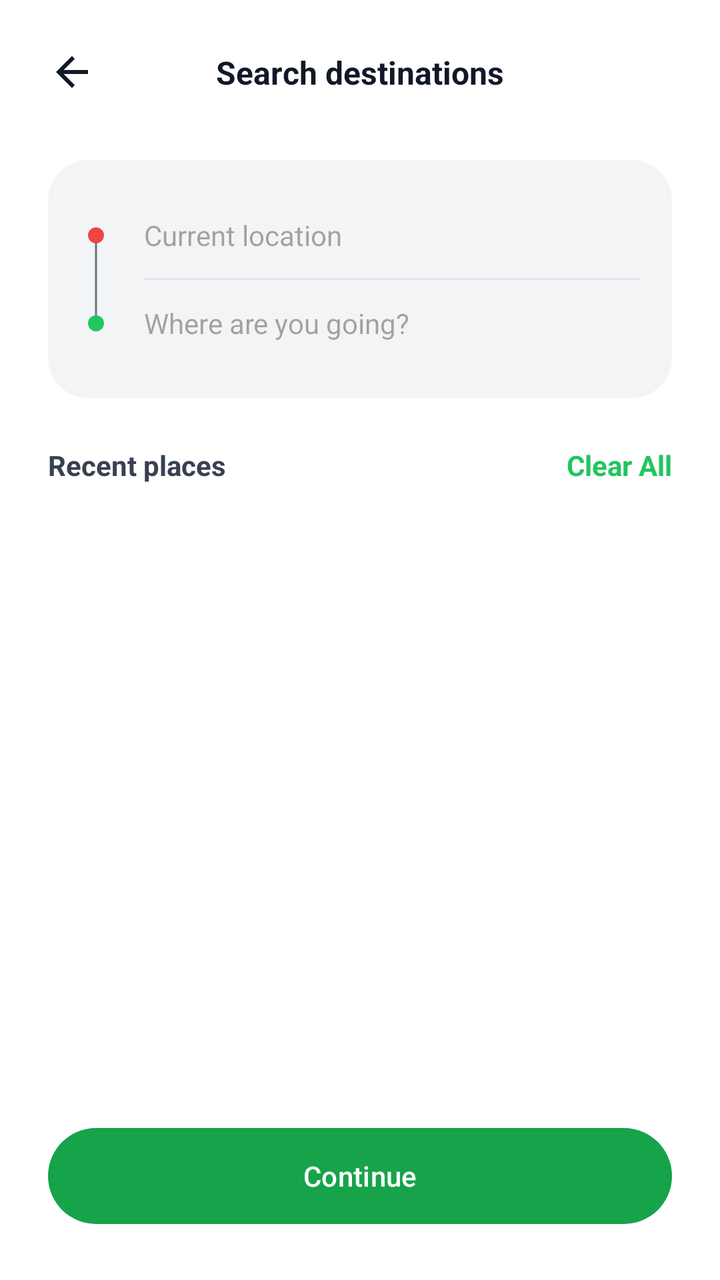
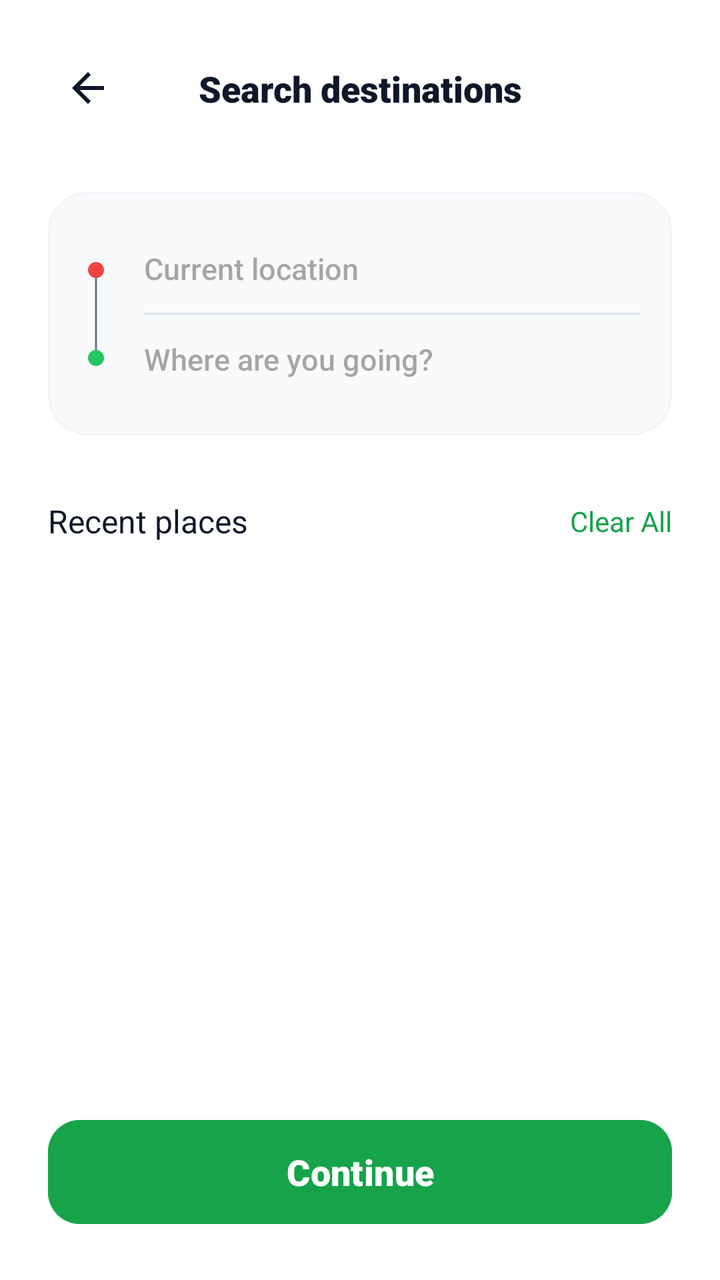

Screens rendered from an Android XML layout before and after an edit, with the pre-edit source and the edit as a unified diff.
<!-- AndroidManifest.xml: application theme Theme.GoRide -->
<!-- res/layout/fragment_search_destination.xml -->
<?xml version="1.0" encoding="utf-8"?>
<androidx.constraintlayout.widget.ConstraintLayout xmlns:android="http://schemas.android.com/apk/res/android"
    xmlns:app="http://schemas.android.com/apk/res-auto"
    xmlns:tools="http://schemas.android.com/tools"
    android:layout_width="match_parent"
    android:layout_height="match_parent"
    android:background="@color/white"
    android:padding="24dp">

    <ImageView
        android:id="@+id/btnBack"
        android:layout_width="24dp"
        android:layout_height="24dp"
        android:src="@drawable/ic_arrow_back"
        app:layout_constraintStart_toStartOf="parent"
        app:layout_constraintTop_toTopOf="parent"
        app:tint="@color/gray_900" />

    <TextView
        android:layout_width="wrap_content"
        android:layout_height="wrap_content"
        android:text="Search destinations"
        android:textColor="@color/gray_900"
        android:textSize="16sp"
        android:textStyle="bold"
        app:layout_constraintBottom_toBottomOf="@id/btnBack"
        app:layout_constraintEnd_toEndOf="parent"
        app:layout_constraintStart_toStartOf="parent"
        app:layout_constraintTop_toTopOf="@id/btnBack" />

    <com.google.android.material.card.MaterialCardView
        android:id="@+id/cardInputs"
        android:layout_width="match_parent"
        android:layout_height="wrap_content"
        android:layout_marginTop="32dp"
        app:cardBackgroundColor="@color/gray_100"
        app:cardCornerRadius="20dp"
        app:strokeWidth="0dp"
        app:layout_constraintTop_toBottomOf="@id/btnBack">

        <androidx.constraintlayout.widget.ConstraintLayout
            android:layout_width="match_parent"
            android:layout_height="wrap_content"
            android:padding="16dp">

            <ImageView
                android:id="@+id/ivIndicator"
                android:layout_width="16dp"
                android:layout_height="60dp"
                android:src="@drawable/ic_route_indicator"
                app:layout_constraintBottom_toBottomOf="parent"
                app:layout_constraintStart_toStartOf="parent"
                app:layout_constraintTop_toTopOf="parent" />

            <EditText
                android:id="@+id/etPickup"
                android:layout_width="0dp"
                android:layout_height="wrap_content"
                android:layout_marginStart="16dp"
                android:background="@null"
                android:hint="Current location"
                android:paddingVertical="12dp"
                android:textColor="@color/gray_900"
                android:textSize="14sp"
                app:layout_constraintEnd_toEndOf="parent"
                app:layout_constraintStart_toEndOf="@id/ivIndicator"
                app:layout_constraintTop_toTopOf="parent" />

            <View
                android:layout_width="0dp"
                android:layout_height="1dp"
                android:background="@color/gray_200"
                app:layout_constraintBottom_toTopOf="@id/etDestination"
                app:layout_constraintEnd_toEndOf="parent"
                app:layout_constraintStart_toStartOf="@id/etPickup"
                app:layout_constraintTop_toBottomOf="@id/etPickup" />

            <EditText
                android:id="@+id/etDestination"
                android:layout_width="0dp"
                android:layout_height="wrap_content"
                android:background="@null"
                android:hint="Where are you going?"
                android:paddingVertical="12dp"
                android:textColor="@color/gray_900"
                android:textSize="14sp"
                app:layout_constraintBottom_toBottomOf="parent"
                app:layout_constraintEnd_toEndOf="parent"
                app:layout_constraintStart_toStartOf="@id/etPickup" />

        </androidx.constraintlayout.widget.ConstraintLayout>
    </com.google.android.material.card.MaterialCardView>

    <com.google.android.material.card.MaterialCardView
        android:id="@+id/cardSearchResults"
        android:layout_width="match_parent"
        android:layout_height="wrap_content"
        android:layout_marginHorizontal="16dp"
        android:layout_marginTop="4dp"
        android:visibility="gone"
        app:cardBackgroundColor="@color/white"
        app:cardCornerRadius="16dp"
        app:cardElevation="8dp"
        app:strokeWidth="0dp"
        app:layout_constraintTop_toBottomOf="@id/cardInputs">

        <androidx.recyclerview.widget.RecyclerView
            android:id="@+id/rvSearchResults"
            android:layout_width="match_parent"
            android:layout_height="wrap_content"
            android:paddingVertical="8dp"
            app:layoutManager="androidx.recyclerview.widget.LinearLayoutManager"
            tools:listitem="@layout/item_search_result" />
    </com.google.android.material.card.MaterialCardView>

    <TextView
        android:id="@+id/tvRecentHeader"
        android:layout_width="wrap_content"
        android:layout_height="wrap_content"
        android:layout_marginTop="24dp"
        android:text="Recent places"
        android:textColor="@color/gray_700"
        android:textStyle="bold"
        app:layout_constraintStart_toStartOf="parent"
        app:layout_constraintTop_toBottomOf="@id/cardInputs" />

    <TextView
        android:id="@+id/btnClearAll"
        android:layout_width="wrap_content"
        android:layout_height="wrap_content"
        android:text="Clear All"
        android:textColor="@color/success"
        android:textStyle="bold"
        app:layout_constraintBottom_toBottomOf="@id/tvRecentHeader"
        app:layout_constraintEnd_toEndOf="parent"
        app:layout_constraintTop_toTopOf="@id/tvRecentHeader" />

    <androidx.recyclerview.widget.RecyclerView
        android:id="@+id/rvRecentPlaces"
        android:layout_width="match_parent"
        android:layout_height="0dp"
        android:layout_marginTop="16dp"
        android:layout_marginBottom="16dp"
        app:layout_constraintBottom_toTopOf="@id/btnContinue"
        app:layout_constraintTop_toBottomOf="@id/tvRecentHeader"
        tools:listitem="@layout/item_recent_place" />

    <com.google.android.material.button.MaterialButton
        android:id="@+id/btnContinue"
        android:layout_width="match_parent"
        android:layout_height="56dp"
        android:text="Continue"
        app:layout_constraintBottom_toBottomOf="parent" />


</androidx.constraintlayout.widget.ConstraintLayout>
<!-- res/layout/item_search_result.xml (included above) -->
<?xml version="1.0" encoding="utf-8"?>
<com.google.android.material.card.MaterialCardView
    xmlns:android="http://schemas.android.com/apk/res/android"
    xmlns:app="http://schemas.android.com/apk/res-auto"
    android:layout_width="match_parent"
    android:layout_height="wrap_content"
    android:layout_marginHorizontal="0dp"
    android:layout_marginVertical="2dp"
    app:cardBackgroundColor="@color/white"
    app:cardElevation="0dp"
    app:strokeWidth="0dp">

    <androidx.constraintlayout.widget.ConstraintLayout
        android:layout_width="match_parent"
        android:layout_height="wrap_content"
        android:padding="16dp"
        android:background="?attr/selectableItemBackground">

        <ImageView
            android:id="@+id/ivLocationIcon"
            android:layout_width="24dp"
            android:layout_height="24dp"
            android:src="@drawable/ic_location"
            app:tint="@color/gray_500"
            app:layout_constraintStart_toStartOf="parent"
            app:layout_constraintTop_toTopOf="parent"
            app:layout_constraintBottom_toBottomOf="parent" />

        <TextView
            android:id="@+id/tvMainLocation"
            android:layout_width="0dp"
            android:layout_height="wrap_content"
            android:layout_marginStart="16dp"
            android:textColor="@color/gray_900"
            android:textSize="16sp"
            android:textStyle="bold"
            android:maxLines="1"
            android:ellipsize="end"
            app:layout_constraintStart_toEndOf="@id/ivLocationIcon"
            app:layout_constraintEnd_toEndOf="parent"
            app:layout_constraintTop_toTopOf="parent" />

        <TextView
            android:id="@+id/tvFullAddress"
            android:layout_width="0dp"
            android:layout_height="wrap_content"
            android:layout_marginTop="4dp"
            android:textColor="@color/gray_500"
            android:textSize="14sp"
            android:maxLines="1"
            android:ellipsize="end"
            app:layout_constraintStart_toStartOf="@id/tvMainLocation"
            app:layout_constraintEnd_toEndOf="parent"
            app:layout_constraintTop_toBottomOf="@id/tvMainLocation" />

    </androidx.constraintlayout.widget.ConstraintLayout>

</com.google.android.material.card.MaterialCardView>
<!-- res/layout/item_recent_place.xml (included above) -->
<?xml version="1.0" encoding="utf-8"?>
<androidx.constraintlayout.widget.ConstraintLayout xmlns:android="http://schemas.android.com/apk/res/android"
    xmlns:app="http://schemas.android.com/apk/res-auto"
    android:layout_width="match_parent"
    android:layout_height="wrap_content"
    android:paddingVertical="12dp">

    <ImageView
        android:id="@+id/ivIcon"
        android:layout_width="24dp"
        android:layout_height="24dp"
        android:src="@drawable/ic_clock"
        app:layout_constraintStart_toStartOf="parent"
        app:layout_constraintTop_toTopOf="parent"
        app:tint="@color/gray_900" />

    <TextView
        android:id="@+id/tvName"
        android:layout_width="0dp"
        android:layout_height="wrap_content"
        android:layout_marginStart="16dp"
        android:text="Office"
        android:textColor="@color/gray_900"
        android:textSize="14sp"
        android:textStyle="bold"
        app:layout_constraintEnd_toStartOf="@id/tvDistance"
        app:layout_constraintStart_toEndOf="@id/ivIcon"
        app:layout_constraintTop_toTopOf="parent" />

    <TextView
        android:id="@+id/tvAddress"
        android:layout_width="0dp"
        android:layout_height="wrap_content"
        android:text="2972 Westheimer Rd. Santa Ana, Illinois 85486"
        android:textColor="@color/gray_500"
        android:textSize="12sp"
        app:layout_constraintEnd_toEndOf="@id/tvName"
        app:layout_constraintStart_toStartOf="@id/tvName"
        app:layout_constraintTop_toBottomOf="@id/tvName" />

    <TextView
        android:id="@+id/tvDistance"
        android:layout_width="wrap_content"
        android:layout_height="wrap_content"
        android:text="2.7km"
        android:textColor="@color/gray_700"
        android:textSize="12sp"
        app:layout_constraintBottom_toBottomOf="parent"
        app:layout_constraintEnd_toEndOf="parent"
        app:layout_constraintTop_toTopOf="parent" />

</androidx.constraintlayout.widget.ConstraintLayout>
<!-- resources referenced by this layout -->
<resources>
  <color name="gray_100">#F3F4F6</color>
  <color name="gray_200">#E5E7EB</color>
  <color name="gray_500">#6B7280</color>
  <color name="gray_700">#374151</color>
  <color name="gray_900">#111827</color>
  <color name="success">#22C55E</color>
  <color name="white">#FFFFFFFF</color>
  <!-- drawable ic_arrow_back (drawable) -->
  <vector xmlns:android="http://schemas.android.com/apk/res/android"
      android:width="24dp"
      android:height="24dp"
      android:viewportWidth="24"
      android:viewportHeight="24">
      <path
          android:fillColor="@color/gray_900"
          android:pathData="M20,11H7.83l5.59,-5.59L12,4l-8,8 8,8 1.41,-1.41L7.83,13H20v-2z" />
  </vector>
  <!-- drawable ic_clock (drawable) -->
  <vector xmlns:android="http://schemas.android.com/apk/res/android"
      android:width="24dp"
      android:height="24dp"
      android:viewportWidth="24"
      android:viewportHeight="24">
      <path
          android:fillColor="@color/gray_500"
          android:pathData="M11.99,2C6.47,2 2,6.48 2,12s4.47,10 9.99,10C17.52,22 22,17.52 22,12S17.52,2 11.99,2zM12,20c-4.42,0 -8,-3.58 -8,-8s3.58,-8 8,-8s8,3.58 8,8S16.42,20 12,20zM12.5,7H11v6l5.25,3.15l0.75,-1.23l-4.5,-2.67V7z" />
  </vector>
  <!-- drawable ic_location (drawable) -->
  <vector xmlns:android="http://schemas.android.com/apk/res/android"
      android:width="24dp"
      android:height="24dp"
      android:viewportWidth="24"
      android:viewportHeight="24">
      <path
          android:fillColor="@color/gray_500"
          android:pathData="M12,2C8.13,2 5,5.13 5,9c0,5.25 7,13 7,13s7,-7.75 7,-13c0,-3.87 -3.13,-7 -7,-7zM7,9c0,-2.76 2.24,-5 5,-5s5,2.24 5,5c0,2.88 -2.88,7.19 -5,9.88C9.92,16.21 7,11.85 7,9z" />
      <path
          android:fillColor="@color/gray_500"
          android:pathData="M12,9m-2.5,0a2.5,2.5 0 1,1 5,0a2.5,2.5 0 1,1 -5,0" />
  </vector>
  <!-- drawable ic_route_indicator (drawable) -->
  <vector xmlns:android="http://schemas.android.com/apk/res/android"
      android:width="16dp"
      android:height="60dp"
      android:viewportWidth="16"
      android:viewportHeight="60">
      <path
          android:fillColor="@color/error"
          android:pathData="M8,8m-4,0a4,4 0 1,1 8,0a4,4 0 1,1 -8,0" />
      <path
          android:strokeWidth="1"
          android:strokeColor="@color/gray_500"
          android:strokeLineCap="round"
          android:pathData="M8,12 L8,48" />
      <path
          android:fillColor="@color/success"
          android:pathData="M8,52m-4,0a4,4 0 1,1 8,0a4,4 0 1,1 -8,0" />
  </vector>
  <style name="Theme.GoRide" parent="Theme.Material3.DayNight.NoActionBar">
          
          <item name="colorPrimary">@color/primary</item>
          <item name="colorPrimaryVariant">@color/primary_dark</item>
          <item name="colorOnPrimary">@color/white</item>
          
          <item name="colorSecondary">@color/primary_light</item>
          <item name="colorSecondaryVariant">@color/primary_dark</item>
          <item name="colorOnSecondary">@color/black</item>
          
          <item name="android:statusBarColor">?attr/colorPrimaryVariant</item>
      </style>
  <color name="error">#EF4444</color>
  <color name="primary">#16A34A</color>
  <color name="primary_dark">#15803D</color>
  <color name="primary_light">#DCFCE7</color>
  <color name="black">#FF000000</color>
</resources>

<!-- the commit's change to res/layout/fragment_search_destination.xml (unified diff, before → after) -->
@@ -9,20 +9,21 @@
 
     <ImageView
         android:id="@+id/btnBack"
-        android:layout_width="24dp"
-        android:layout_height="24dp"
+        android:layout_width="40dp"
+        android:layout_height="40dp"
+        android:padding="8dp"
         android:src="@drawable/ic_arrow_back"
         app:layout_constraintStart_toStartOf="parent"
         app:layout_constraintTop_toTopOf="parent"
-        app:tint="@color/gray_900" />
+        app:tint="#0F172A" />
 
     <TextView
         android:layout_width="wrap_content"
         android:layout_height="wrap_content"
+        android:fontFamily="sans-serif-black"
         android:text="Search destinations"
-        android:textColor="@color/gray_900"
-        android:textSize="16sp"
-        android:textStyle="bold"
+        android:textColor="#0F172A"
+        android:textSize="18sp"
         app:layout_constraintBottom_toBottomOf="@id/btnBack"
         app:layout_constraintEnd_toEndOf="parent"
         app:layout_constraintStart_toStartOf="parent"
@@ -33,9 +34,10 @@
         android:layout_width="match_parent"
         android:layout_height="wrap_content"
         android:layout_marginTop="32dp"
-        app:cardBackgroundColor="@color/gray_100"
+        app:cardBackgroundColor="#F8FAFC"
         app:cardCornerRadius="20dp"
-        app:strokeWidth="0dp"
+        app:strokeColor="#F1F5F9"
+        app:strokeWidth="1dp"
         app:layout_constraintTop_toBottomOf="@id/btnBack">
 
         <androidx.constraintlayout.widget.ConstraintLayout
@@ -46,7 +48,7 @@
             <ImageView
                 android:id="@+id/ivIndicator"
                 android:layout_width="16dp"
-                android:layout_height="60dp"
+                android:layout_height="70dp"
                 android:src="@drawable/ic_route_indicator"
                 app:layout_constraintBottom_toBottomOf="parent"
                 app:layout_constraintStart_toStartOf="parent"
@@ -58,10 +60,11 @@
                 android:layout_height="wrap_content"
                 android:layout_marginStart="16dp"
                 android:background="@null"
+                android:fontFamily="sans-serif-medium"
                 android:hint="Current location"
                 android:paddingVertical="12dp"
-                android:textColor="@color/gray_900"
-                android:textSize="14sp"
+                android:textColor="#0F172A"
+                android:textSize="15sp"
                 app:layout_constraintEnd_toEndOf="parent"
                 app:layout_constraintStart_toEndOf="@id/ivIndicator"
                 app:layout_constraintTop_toTopOf="parent" />
@@ -69,7 +72,7 @@
             <View
                 android:layout_width="0dp"
                 android:layout_height="1dp"
-                android:background="@color/gray_200"
+                android:background="#E2E8F0"
                 app:layout_constraintBottom_toTopOf="@id/etDestination"
                 app:layout_constraintEnd_toEndOf="parent"
                 app:layout_constraintStart_toStartOf="@id/etPickup"
@@ -80,10 +83,11 @@
                 android:layout_width="0dp"
                 android:layout_height="wrap_content"
                 android:background="@null"
+                android:fontFamily="sans-serif-medium"
                 android:hint="Where are you going?"
                 android:paddingVertical="12dp"
-                android:textColor="@color/gray_900"
-                android:textSize="14sp"
+                android:textColor="#0F172A"
+                android:textSize="15sp"
                 app:layout_constraintBottom_toBottomOf="parent"
                 app:layout_constraintEnd_toEndOf="parent"
                 app:layout_constraintStart_toStartOf="@id/etPickup" />
@@ -91,36 +95,15 @@
         </androidx.constraintlayout.widget.ConstraintLayout>
     </com.google.android.material.card.MaterialCardView>
 
-    <com.google.android.material.card.MaterialCardView
-        android:id="@+id/cardSearchResults"
-        android:layout_width="match_parent"
-        android:layout_height="wrap_content"
-        android:layout_marginHorizontal="16dp"
-        android:layout_marginTop="4dp"
-        android:visibility="gone"
-        app:cardBackgroundColor="@color/white"
-        app:cardCornerRadius="16dp"
-        app:cardElevation="8dp"
-        app:strokeWidth="0dp"
-        app:layout_constraintTop_toBottomOf="@id/cardInputs">
-
-        <androidx.recyclerview.widget.RecyclerView
-            android:id="@+id/rvSearchResults"
-            android:layout_width="match_parent"
-            android:layout_height="wrap_content"
-            android:paddingVertical="8dp"
-            app:layoutManager="androidx.recyclerview.widget.LinearLayoutManager"
-            tools:listitem="@layout/item_search_result" />
-    </com.google.android.material.card.MaterialCardView>
-
     <TextView
         android:id="@+id/tvRecentHeader"
         android:layout_width="wrap_content"
         android:layout_height="wrap_content"
-        android:layout_marginTop="24dp"
+        android:layout_marginTop="32dp"
+        android:fontFamily="sans-serif-bold"
         android:text="Recent places"
-        android:textColor="@color/gray_700"
-        android:textStyle="bold"
+        android:textColor="#0F172A"
+        android:textSize="16sp"
         app:layout_constraintStart_toStartOf="parent"
         app:layout_constraintTop_toBottomOf="@id/cardInputs" />
 
@@ -128,9 +111,10 @@
         android:id="@+id/btnClearAll"
         android:layout_width="wrap_content"
         android:layout_height="wrap_content"
+        android:fontFamily="sans-serif-bold"
         android:text="Clear All"
-        android:textColor="@color/success"
-        android:textStyle="bold"
+        android:textColor="@color/primary"
+        android:textSize="14sp"
         app:layout_constraintBottom_toBottomOf="@id/tvRecentHeader"
         app:layout_constraintEnd_toEndOf="parent"
         app:layout_constraintTop_toTopOf="@id/tvRecentHeader" />
@@ -140,7 +124,8 @@
         android:layout_width="match_parent"
         android:layout_height="0dp"
         android:layout_marginTop="16dp"
-        android:layout_marginBottom="16dp"
+        android:layout_marginBottom="24dp"
+        android:overScrollMode="never"
         app:layout_constraintBottom_toTopOf="@id/btnContinue"
         app:layout_constraintTop_toBottomOf="@id/tvRecentHeader"
         tools:listitem="@layout/item_recent_place" />
@@ -148,71 +133,16 @@
     <com.google.android.material.button.MaterialButton
         android:id="@+id/btnContinue"
         android:layout_width="match_parent"
-        android:layout_height="56dp"
+        android:layout_height="60dp"
+        android:backgroundTint="@color/primary"
+        android:fontFamily="sans-serif-black"
         android:text="Continue"
+        android:textAllCaps="false"
+        android:textSize="18sp"
+        app:cornerRadius="16dp"
         app:layout_constraintBottom_toBottomOf="parent" />
 
-
 </androidx.constraintlayout.widget.ConstraintLayout>
-<!-- res/layout/item_search_result.xml (included above) -->
-<?xml version="1.0" encoding="utf-8"?>
-<com.google.android.material.card.MaterialCardView
-    xmlns:android="http://schemas.android.com/apk/res/android"
-    xmlns:app="http://schemas.android.com/apk/res-auto"
-    android:layout_width="match_parent"
-    android:layout_height="wrap_content"
-    android:layout_marginHorizontal="0dp"
-    android:layout_marginVertical="2dp"
-    app:cardBackgroundColor="@color/white"
-    app:cardElevation="0dp"
-    app:strokeWidth="0dp">
-
-    <androidx.constraintlayout.widget.ConstraintLayout
-        android:layout_width="match_parent"
-        android:layout_height="wrap_content"
-        android:padding="16dp"
-        android:background="?attr/selectableItemBackground">
-
-        <ImageView
-            android:id="@+id/ivLocationIcon"
-            android:layout_width="24dp"
-            android:layout_height="24dp"
-            android:src="@drawable/ic_location"
-            app:tint="@color/gray_500"
-            app:layout_constraintStart_toStartOf="parent"
-            app:layout_constraintTop_toTopOf="parent"
-            app:layout_constraintBottom_toBottomOf="parent" />
-
-        <TextView
-            android:id="@+id/tvMainLocation"
-            android:layout_width="0dp"
-            android:layout_height="wrap_content"
-            android:layout_marginStart="16dp"
-            android:textColor="@color/gray_900"
-            android:textSize="16sp"
-            android:textStyle="bold"
-            android:maxLines="1"
-            android:ellipsize="end"
-            app:layout_constraintStart_toEndOf="@id/ivLocationIcon"
-            app:layout_constraintEnd_toEndOf="parent"
-            app:layout_constraintTop_toTopOf="parent" />
-
-        <TextView
-            android:id="@+id/tvFullAddress"
-            android:layout_width="0dp"
-            android:layout_height="wrap_content"
-            android:layout_marginTop="4dp"
-            android:textColor="@color/gray_500"
-            android:textSize="14sp"
-            android:maxLines="1"
-            android:ellipsize="end"
-            app:layout_constraintStart_toStartOf="@id/tvMainLocation"
-            app:layout_constraintEnd_toEndOf="parent"
-            app:layout_constraintTop_toBottomOf="@id/tvMainLocation" />
-
-    </androidx.constraintlayout.widget.ConstraintLayout>
-
-</com.google.android.material.card.MaterialCardView>
 <!-- res/layout/item_recent_place.xml (included above) -->
 <?xml version="1.0" encoding="utf-8"?>
 <androidx.constraintlayout.widget.ConstraintLayout xmlns:android="http://schemas.android.com/apk/res/android"
<!-- resource entries referenced after the edit -->
@@ -1,7 +1,5 @@
 <!-- resources referenced by this layout -->
 <resources>
-  <color name="gray_100">#F3F4F6</color>
-  <color name="gray_200">#E5E7EB</color>
   <color name="gray_500">#6B7280</color>
   <color name="gray_700">#374151</color>
   <color name="gray_900">#111827</color>
@@ -27,19 +25,6 @@
           android:fillColor="@color/gray_500"
           android:pathData="M11.99,2C6.47,2 2,6.48 2,12s4.47,10 9.99,10C17.52,22 22,17.52 22,12S17.52,2 11.99,2zM12,20c-4.42,0 -8,-3.58 -8,-8s3.58,-8 8,-8s8,3.58 8,8S16.42,20 12,20zM12.5,7H11v6l5.25,3.15l0.75,-1.23l-4.5,-2.67V7z" />
   </vector>
-  <!-- drawable ic_location (drawable) -->
-  <vector xmlns:android="http://schemas.android.com/apk/res/android"
-      android:width="24dp"
-      android:height="24dp"
-      android:viewportWidth="24"
-      android:viewportHeight="24">
-      <path
-          android:fillColor="@color/gray_500"
-          android:pathData="M12,2C8.13,2 5,5.13 5,9c0,5.25 7,13 7,13s7,-7.75 7,-13c0,-3.87 -3.13,-7 -7,-7zM7,9c0,-2.76 2.24,-5 5,-5s5,2.24 5,5c0,2.88 -2.88,7.19 -5,9.88C9.92,16.21 7,11.85 7,9z" />
-      <path
-          android:fillColor="@color/gray_500"
-          android:pathData="M12,9m-2.5,0a2.5,2.5 0 1,1 5,0a2.5,2.5 0 1,1 -5,0" />
-  </vector>
   <!-- drawable ic_route_indicator (drawable) -->
   <vector xmlns:android="http://schemas.android.com/apk/res/android"
       android:width="16dp"
@@ -58,7 +43,7 @@
           android:fillColor="@color/success"
           android:pathData="M8,52m-4,0a4,4 0 1,1 8,0a4,4 0 1,1 -8,0" />
   </vector>
-  <style name="Theme.GoRide" parent="Theme.Material3.DayNight.NoActionBar">
+  <style name="Theme.GoRide" parent="Theme.Material3.Light.NoActionBar">
           
           <item name="colorPrimary">@color/primary</item>
           <item name="colorPrimaryVariant">@color/primary_dark</item>
@@ -69,6 +54,11 @@
           <item name="colorOnSecondary">@color/black</item>
           
           <item name="android:statusBarColor">?attr/colorPrimaryVariant</item>
+  
+          
+          <item name="android:windowBackground">@color/white</item>
+          <item name="colorSurface">@color/white</item>
+          <item name="colorOnSurface">@color/black</item>
       </style>
   <color name="error">#EF4444</color>
   <color name="primary">#16A34A</color>
